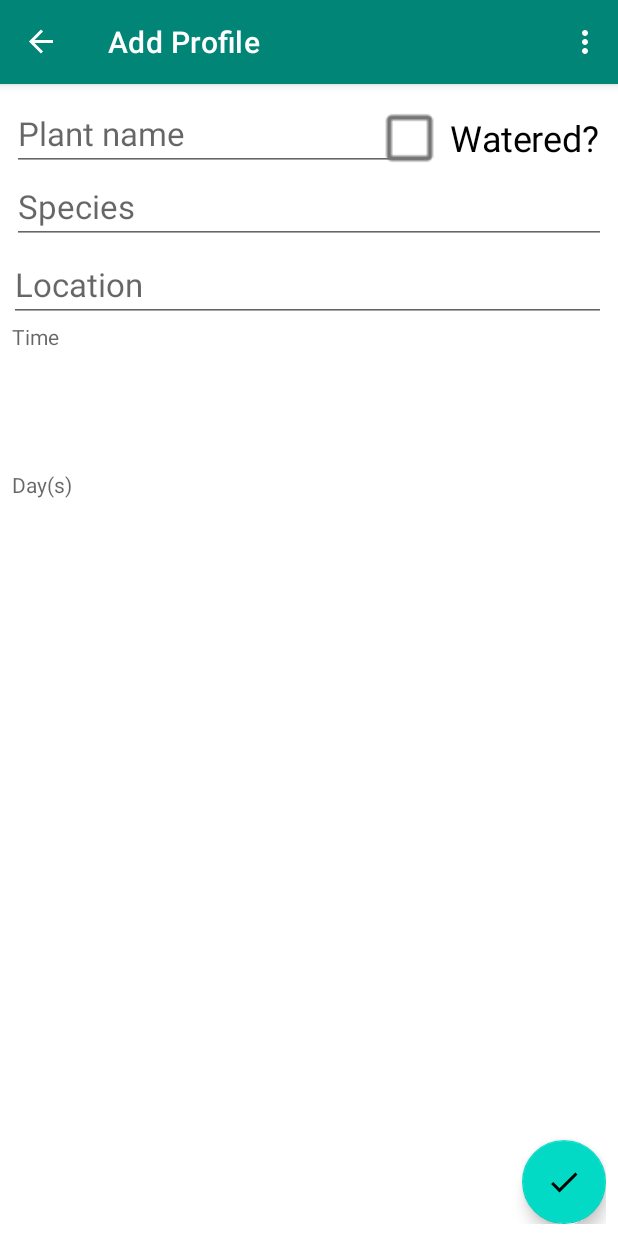
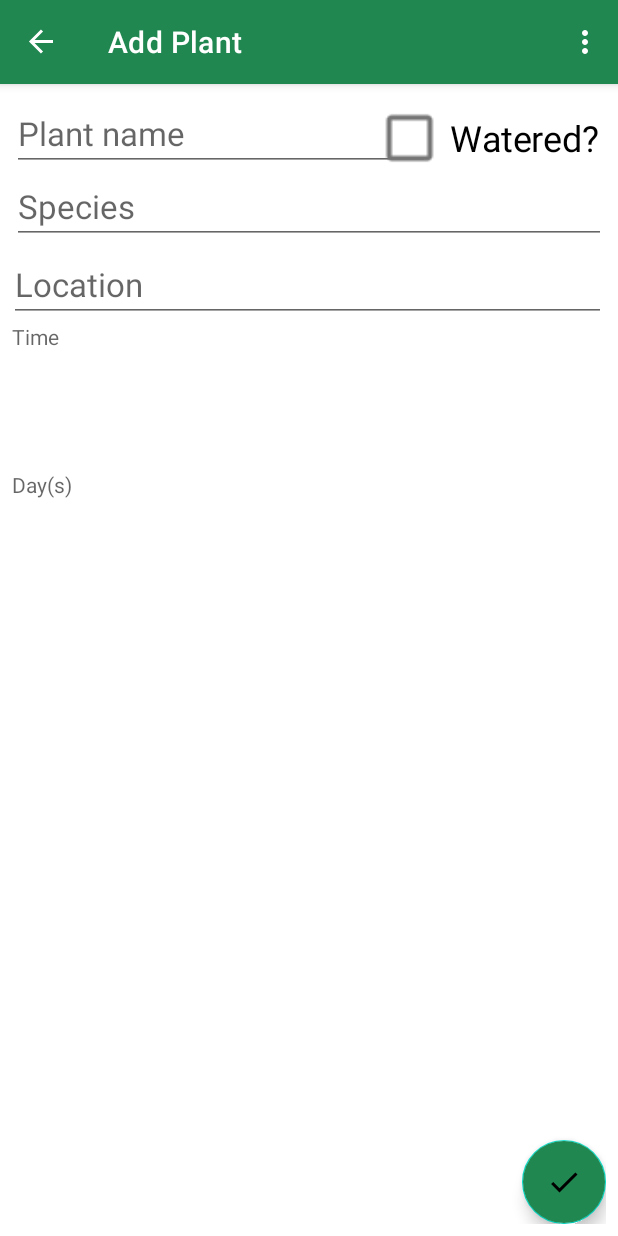
Before and after one commit to smgbx/Plant, an Android app: the AddProfileFragment screen opened through its navigation route, on a phone screen of 412 x 824 dp. Run offline under Robolectric (Android 15) with nearby library versions, the phone set to English and light mode, and no system bars; our stand-ins replace Room's generated code, navigation-ui; 1 statement that could not run was skipped.

Commit message:
Finalized app.

```diff
--- a/app/src/main/java/com/example/plantv2/ui/AddProfileFragment.kt
+++ b/app/src/main/java/com/example/plantv2/ui/AddProfileFragment.kt
@@ -1,5 +1,4 @@
 package com.example.plantv2.ui
-
 
 import android.app.*
 import android.content.Context
@@ -21,7 +20,6 @@ import java.text.SimpleDateFormat
 import java.util.*
 import java.util.Calendar.DATE
 import java.util.Calendar.WEEK_OF_YEAR
-
 
 class AddProfileFragment : BaseFragment() {
 
--- a/app/src/main/res/drawable/ic_add_circle_outline_black_24dp.xml
+++ b/app/src/main/res/drawable/ic_add_circle_outline_black_24dp.xml
@@ -4,6 +4,6 @@
         android:viewportWidth="24.0"
         android:viewportHeight="24.0">
     <path
-        android:fillColor="#FF000000"
+        android:fillColor="#FFFFFF"
         android:pathData="M13,7h-2v4L7,11v2h4v4h2v-4h4v-2h-4L13,7zM12,2C6.48,2 2,6.48 2,12s4.48,10 10,10 10,-4.48 10,-10S17.52,2 12,2zM12,20c-4.41,0 -8,-3.59 -8,-8s3.59,-8 8,-8 8,3.59 8,8 -3.59,8 -8,8z"/>
 </vector>
--- a/app/src/main/res/drawable/ic_check_black_24dp.xml
+++ b/app/src/main/res/drawable/ic_check_black_24dp.xml
@@ -4,6 +4,6 @@
         android:viewportWidth="24.0"
         android:viewportHeight="24.0">
     <path
-        android:fillColor="#FF000000"
+        android:fillColor="#FFFFFF"
         android:pathData="M9,16.17L4.83,12l-1.42,1.41L9,19 21,7l-1.41,-1.41z"/>
 </vector>
--- a/app/src/main/res/drawable/ic_filter_vintage_black_24dp.xml
+++ b/app/src/main/res/drawable/ic_filter_vintage_black_24dp.xml
@@ -4,6 +4,6 @@
         android:viewportWidth="24.0"
         android:viewportHeight="24.0">
     <path
-        android:fillColor="#FF000000"
+        android:fillColor="#12453e"
         android:pathData="M18.7,12.4c-0.28,-0.16 -0.57,-0.29 -0.86,-0.4 0.29,-0.11 0.58,-0.24 0.86,-0.4 1.92,-1.11 2.99,-3.12 3,-5.19 -1.79,-1.03 -4.07,-1.11 -6,0 -0.28,0.16 -0.54,0.35 -0.78,0.54 0.05,-0.31 0.08,-0.63 0.08,-0.95 0,-2.22 -1.21,-4.15 -3,-5.19C10.21,1.85 9,3.78 9,6c0,0.32 0.03,0.64 0.08,0.95 -0.24,-0.2 -0.5,-0.39 -0.78,-0.55 -1.92,-1.11 -4.2,-1.03 -6,0 0,2.07 1.07,4.08 3,5.19 0.28,0.16 0.57,0.29 0.86,0.4 -0.29,0.11 -0.58,0.24 -0.86,0.4 -1.92,1.11 -2.99,3.12 -3,5.19 1.79,1.03 4.07,1.11 6,0 0.28,-0.16 0.54,-0.35 0.78,-0.54 -0.05,0.32 -0.08,0.64 -0.08,0.96 0,2.22 1.21,4.15 3,5.19 1.79,-1.04 3,-2.97 3,-5.19 0,-0.32 -0.03,-0.64 -0.08,-0.95 0.24,0.2 0.5,0.38 0.78,0.54 1.92,1.11 4.2,1.03 6,0 -0.01,-2.07 -1.08,-4.08 -3,-5.19zM12,16c-2.21,0 -4,-1.79 -4,-4s1.79,-4 4,-4 4,1.79 4,4 -1.79,4 -4,4z"/>
 </vector>
--- a/app/src/main/res/layout/activity_splash.xml
+++ b/app/src/main/res/layout/activity_splash.xml
@@ -4,7 +4,8 @@
     xmlns:tools="http://schemas.android.com/tools"
     android:layout_width="match_parent"
     android:layout_height="match_parent"
-    tools:context=".ui.SplashActivity">
+    tools:context=".ui.SplashActivity"
+    android:background="#f7f7f7">
 
     <ImageView
         android:id="@+id/imageView"
--- a/app/src/main/res/layout/fragment_add_profile.xml
+++ b/app/src/main/res/layout/fragment_add_profile.xml
@@ -1,6 +1,7 @@
 <?xml version="1.0" encoding="utf-8"?>
 
 <RelativeLayout xmlns:android="http://schemas.android.com/apk/res/android"
+    xmlns:app="http://schemas.android.com/apk/res-auto"
     xmlns:tools="http://schemas.android.com/tools"
     android:layout_width="match_parent"
     android:layout_height="match_parent"
@@ -74,7 +75,9 @@
         android:focusable="true"
         android:gravity="center"
         android:padding="16dp"
+        android:backgroundTint="#208751"
         android:text="@string/select_time"
+
         android:layout_below="@id/time"/>
 
     <TextView
@@ -94,6 +97,7 @@
         android:focusable="true"
         android:gravity="center"
         android:padding="16dp"
+        android:backgroundTint="#208751"
         android:text="@string/select_day"
         android:layout_below="@id/edit_days"/>
 
@@ -103,9 +107,11 @@
         android:layout_height="wrap_content"
         android:layout_alignParentEnd="true"
         android:layout_alignParentBottom="true"
+        android:backgroundTint="#208751"
         android:clickable="true"
+        android:focusable="true"
         android:src="@drawable/ic_check_black_24dp"
-        android:tint="@android:color/black"
-        android:focusable="true" />
+        android:tint="@android:color/white"
+        app:rippleColor="#FFFFFF" />
 
 </RelativeLayout>
--- a/app/src/main/res/layout/fragment_home.xml
+++ b/app/src/main/res/layout/fragment_home.xml
@@ -13,6 +13,7 @@
         app:layout_constraintBottom_toBottomOf="parent"
         app:layout_constraintEnd_toEndOf="parent"
         app:srcCompat="@drawable/leaves"
+        android:background="#f7f7f7"
         android:contentDescription="@string/pic_leaves" />
 
     <androidx.recyclerview.widget.RecyclerView
@@ -25,13 +26,15 @@
         android:layout_marginTop="16dp"
         app:layoutManager="androidx.recyclerview.widget.StaggeredGridLayoutManager"
         app:spanCount="1"
-        tools:listitem="@layout/profile_layout"/>
+        tools:listitem="@layout/profile_layout"
+        android:background="@android:color/transparent"/>
 
     <com.google.android.material.floatingactionbutton.FloatingActionButton
         android:id="@+id/button_add"
         android:layout_width="wrap_content"
         android:layout_height="wrap_content"
         android:tint="@android:color/white"
+        android:backgroundTint="#499d45"
         android:layout_alignParentRight="true"
         android:layout_alignParentBottom="true"
         android:clickable="true"
--- a/app/src/main/res/layout/profile_layout.xml
+++ b/app/src/main/res/layout/profile_layout.xml
@@ -1,6 +1,7 @@
 <?xml version="1.0" encoding="utf-8"?>
 <LinearLayout xmlns:android="http://schemas.android.com/apk/res/android"
     xmlns:tools="http://schemas.android.com/tools"
+    xmlns:card_view="http://schemas.android.com/apk/res-auto"
     android:orientation="vertical"
     android:layout_width="match_parent"
     android:layout_height="wrap_content">
@@ -8,7 +9,8 @@
     <androidx.cardview.widget.CardView
         android:layout_margin="10dp"
         android:layout_width="match_parent"
-        android:layout_height="wrap_content">
+        android:layout_height="wrap_content"
+        card_view:cardBackgroundColor="#E6FFFFFF">
 
         <RelativeLayout
             android:padding="8dp"
@@ -49,8 +51,6 @@
                 android:textAppearance="@style/Base.TextAppearance.AppCompat.Headline"
                 tools:text="6:00am"/>
 
-
-
         </RelativeLayout>
 
     </androidx.cardview.widget.CardView>
--- a/app/src/main/res/navigation/nav_graph.xml
+++ b/app/src/main/res/navigation/nav_graph.xml
@@ -8,7 +8,7 @@
     <fragment
         android:id="@+id/homeFragment"
         android:name="com.example.plantv2.ui.HomeFragment"
-        android:label="My Profiles"
+        android:label="My Plants"
         tools:layout="@layout/fragment_home">
         <action
             android:id="@+id/actionAddProfile"
@@ -17,7 +17,7 @@
     <fragment
         android:id="@+id/addProfileFragment"
         android:name="com.example.plantv2.ui.AddProfileFragment"
-        android:label="Add Profile"
+        android:label="Add Plant"
         tools:layout="@layout/fragment_add_profile">
         <action
             android:id="@+id/actionSaveProfile"
--- a/app/src/main/res/values/colors.xml
+++ b/app/src/main/res/values/colors.xml
@@ -1,6 +1,6 @@
 <?xml version="1.0" encoding="utf-8"?>
 <resources>
-    <color name="colorPrimary">#008577</color>
-    <color name="colorPrimaryDark">#00574B</color>
-    <color name="colorAccent">#D81B60</color>
+    <color name="colorPrimary">#208751</color>
+    <color name="colorPrimaryDark">#12453e</color>
+    <color name="colorAccent">#12453e</color>
 </resources>
```
